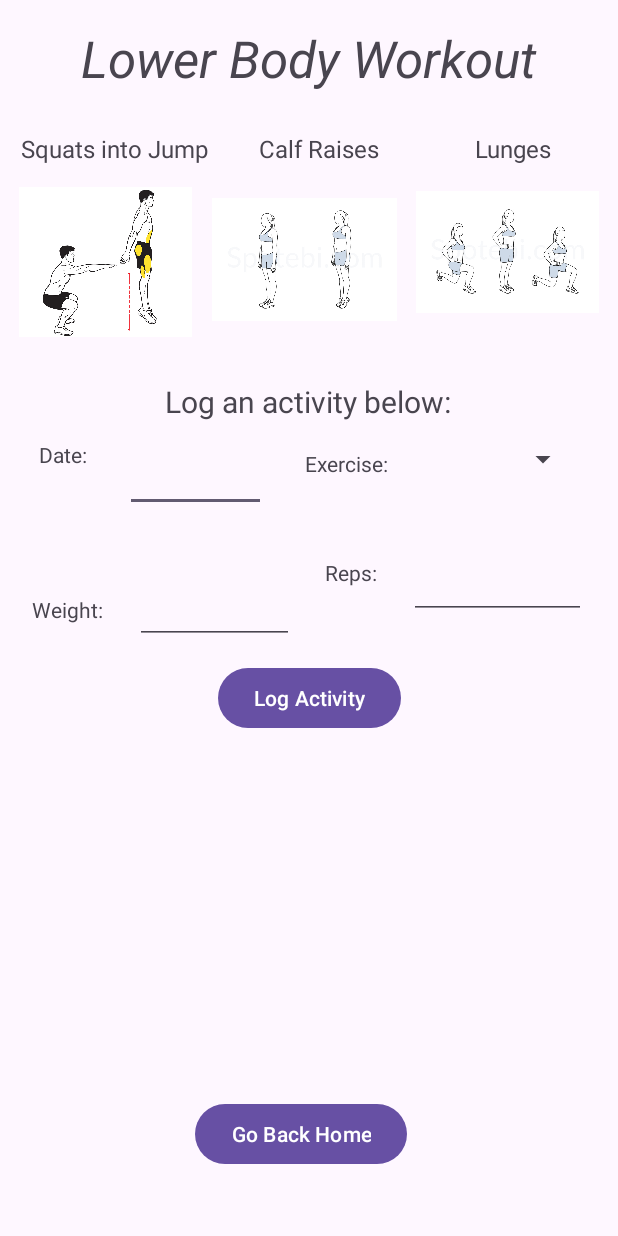
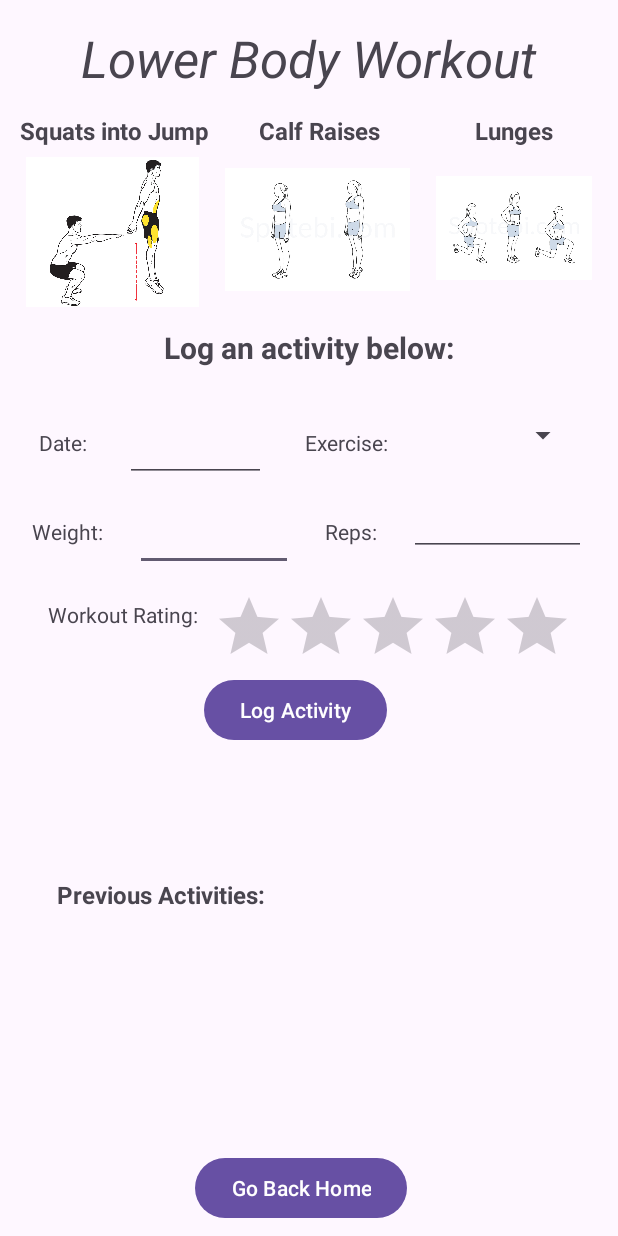
Before and after one commit to drefloyd/CIS-436-P4, an Android app: the layout fragment_lower_body.xml on its own in the app's theme, with its tools: preview values and no code run, on a phone screen of 412 x 824 dp. Run offline under Robolectric (Android 15) with nearby library versions, the phone set to English and light mode, and no system bars.

Commit message:
Finished lower body fragment with view model

```diff
--- a/app/src/main/java/com/example/cis_436_p4/LowerBodyFragment.kt
+++ b/app/src/main/java/com/example/cis_436_p4/LowerBodyFragment.kt
@@ -7,17 +7,19 @@ import android.view.View
 import android.view.ViewGroup
 import android.widget.ArrayAdapter
 import android.widget.TextView
+import androidx.lifecycle.ViewModelProvider
 import androidx.navigation.fragment.findNavController
 import com.example.cis_436_p4.databinding.FragmentLowerBodyBinding
 
 class LowerBodyFragment : Fragment() {
 
     private lateinit var binding: FragmentLowerBodyBinding
+    private lateinit var viewModel: LowerBodyViewModel
 
     override fun onCreateView(
         inflater: LayoutInflater, container: ViewGroup?,
         savedInstanceState: Bundle?
-    ): View? {
+    ): View {
         binding = FragmentLowerBodyBinding.inflate(inflater, container, false)
         val view = binding.root
 
@@ -25,6 +27,29 @@ class LowerBodyFragment : Fragment() {
         setupListeners()
 
         return view
+    }
+
+    override fun onViewCreated(view: View, savedInstanceState: Bundle?) {
+        super.onViewCreated(view, savedInstanceState)
+
+        // Initialize and observe ViewModel
+        viewModel = ViewModelProvider(requireActivity())[LowerBodyViewModel::class.java]
+        observeViewModel()
+    }
+
+    private fun observeViewModel() {
+        viewModel.loggedActivities.observe(viewLifecycleOwner) { activities ->
+            displayLoggedActivities(activities)
+        }
+    }
+
+    private fun displayLoggedActivities(activities: List<String>) {
+        binding.llLoggedActivities.removeAllViews()
+        activities.forEach { activity ->
+            val loggedActivityTextView = TextView(context)
+            loggedActivityTextView.text = activity
+            binding.llLoggedActivities.addView(loggedActivityTextView)
+        }
     }
 
     private fun setupViews() {
@@ -43,22 +68,26 @@ class LowerBodyFragment : Fragment() {
             findNavController().navigate(R.id.action_lowerBodyFragment_to_homeFragment)
         }
     }
+
     private fun logActivity() {
         val date = binding.etDate.text.toString()
         val exercise = binding.exerciseSpinner.selectedItem?.toString() ?: ""
         val weight = binding.etWeight.text.toString()
         val reps = binding.etReps.text.toString()
+        val rating = "%.1f".format(binding.rbWorkoutRating.rating)
 
-        // Create a new TextView to display the logged activity
-        val loggedActivityTextView = TextView(context)
-        loggedActivityTextView.text = "Date: $date, Exercise: $exercise, Weight: $weight, Reps: $reps"
+        if (date.isEmpty() || weight.isEmpty() || reps.isEmpty()) {
+            binding.tvErrorMessage.text = "Please complete all fields before logging an activity"
+        }else{
+            // Add logged activity to ViewModel
+            val loggedActivity = "• Date: $date,   Exercise: $exercise,   Weight: $weight,   Reps: $reps,   Rating: $rating"
+            viewModel.addLoggedActivity(loggedActivity)
 
-        // Add the TextView to the LinearLayout inside ScrollView
-        binding.llLoggedActivities.addView(loggedActivityTextView)
-
-        // Clear input fields after logging
-        binding.etDate.text.clear()
-        binding.etWeight.text.clear()
-        binding.etReps.text.clear()
+            // Clear input fields and error field after logging
+            binding.etDate.text.clear()
+            binding.etWeight.text.clear()
+            binding.etReps.text.clear()
+            binding.tvErrorMessage.text = ""
+        }
     }
 }
--- /dev/null
+++ b/app/src/main/java/com/example/cis_436_p4/LowerBodyViewModel.kt
@@ -0,0 +1,13 @@
+package com.example.cis_436_p4
+
+import androidx.lifecycle.MutableLiveData
+import androidx.lifecycle.ViewModel
+
+class LowerBodyViewModel : ViewModel() {
+    val loggedActivities = MutableLiveData<List<String>>()
+
+    fun addLoggedActivity(activity: String) {
+        val currentList = loggedActivities.value ?: emptyList()
+        loggedActivities.value = currentList + activity
+    }
+}
--- a/app/src/main/res/layout/fragment_home.xml
+++ b/app/src/main/res/layout/fragment_home.xml
@@ -108,4 +108,37 @@
         app:layout_constraintBottom_toBottomOf="parent"
         app:layout_constraintStart_toStartOf="parent" />
 
+    <View
+        android:id="@+id/divider1"
+        android:layout_width="409dp"
+        android:layout_height="1dp"
+        android:background="?android:attr/listDivider"
+        app:layout_constraintBottom_toBottomOf="parent"
+        app:layout_constraintEnd_toEndOf="parent"
+        app:layout_constraintStart_toStartOf="parent"
+        app:layout_constraintTop_toTopOf="parent"
+        app:layout_constraintVertical_bias="0.231" />
+
+    <View
+        android:id="@+id/divider2"
+        android:layout_width="409dp"
+        android:layout_height="1dp"
+        android:background="?android:attr/listDivider"
+        app:layout_constraintBottom_toBottomOf="parent"
+        app:layout_constraintEnd_toEndOf="parent"
+        app:layout_constraintStart_toStartOf="parent"
+        app:layout_constraintTop_toBottomOf="@+id/tvChooseWorkout"
+        app:layout_constraintVertical_bias="0.304" />
+
+    <View
+        android:id="@+id/divider3"
+        android:layout_width="409dp"
+        android:layout_height="1dp"
+        android:background="?android:attr/listDivider"
+        app:layout_constraintBottom_toBottomOf="parent"
+        app:layout_constraintEnd_toEndOf="parent"
+        app:layout_constraintStart_toStartOf="parent"
+        app:layout_constraintTop_toTopOf="@+id/divider2"
+        app:layout_constraintVertical_bias="0.44" />
+
 </androidx.constraintlayout.widget.ConstraintLayout>
--- a/app/src/main/res/layout/fragment_lower_body.xml
+++ b/app/src/main/res/layout/fragment_lower_body.xml
@@ -8,19 +8,6 @@
     tools:context=".LowerBodyFragment">
 
     <!-- TODO: Update blank fragment layout -->
-
-    <Button
-        android:id="@+id/btnLowerHome"
-        android:layout_width="wrap_content"
-        android:layout_height="wrap_content"
-        android:layout_marginStart="128dp"
-        android:layout_marginEnd="128dp"
-        android:layout_marginBottom="44dp"
-        android:text="Go Back Home"
-        app:layout_constraintBottom_toBottomOf="parent"
-        app:layout_constraintEnd_toEndOf="parent"
-        app:layout_constraintHorizontal_bias="0.153"
-        app:layout_constraintStart_toStartOf="parent" />
 
     <TextView
         android:id="@+id/tvLowerBodyWorkout"
@@ -34,95 +21,114 @@
         app:layout_constraintStart_toStartOf="parent"
         app:layout_constraintTop_toTopOf="parent" />
 
+    <ImageView
+        android:id="@+id/imageView5"
+        android:layout_width="123dp"
+        android:layout_height="106dp"
+        android:layout_marginTop="24dp"
+        android:src="@drawable/calf"
+        app:layout_constraintEnd_toStartOf="@+id/imageView6"
+        app:layout_constraintHorizontal_bias="0.5"
+        app:layout_constraintStart_toEndOf="@+id/imageView4"
+        app:layout_constraintTop_toTopOf="@+id/tvCalf" />
+
     <TextView
         android:id="@+id/tvCalf"
         android:layout_width="wrap_content"
         android:layout_height="wrap_content"
-        android:layout_marginTop="88dp"
+        android:layout_marginTop="76dp"
         android:layout_marginEnd="50dp"
         android:text="Calf Raises"
         android:textSize="16sp"
+        android:textStyle="bold"
         app:layout_constraintEnd_toStartOf="@+id/tvLunges"
         app:layout_constraintHorizontal_bias="0.5"
         app:layout_constraintStart_toEndOf="@+id/tvSquats"
         app:layout_constraintTop_toTopOf="parent" />
 
     <TextView
+        android:id="@+id/tvLogMessage"
+        android:layout_width="wrap_content"
+        android:layout_height="wrap_content"
+        android:layout_marginTop="12dp"
+        android:text="Log an activity below:"
+        android:textSize="20sp"
+        android:textStyle="bold"
+        app:layout_constraintEnd_toEndOf="parent"
+        app:layout_constraintStart_toStartOf="parent"
+        app:layout_constraintTop_toBottomOf="@+id/imageView5" />
+
+    <ImageView
+        android:id="@+id/imageView6"
+        android:layout_width="104dp"
+        android:layout_height="107dp"
+        android:src="@drawable/lunges"
+        app:layout_constraintEnd_toEndOf="parent"
+        app:layout_constraintHorizontal_bias="0.5"
+        app:layout_constraintStart_toEndOf="@+id/imageView5"
+        app:layout_constraintTop_toBottomOf="@+id/tvLunges" />
+
+    <TextView
+        android:id="@+id/tvSquats"
+        android:layout_width="wrap_content"
+        android:layout_height="wrap_content"
+        android:layout_marginTop="76dp"
+        android:layout_marginEnd="20dp"
+        android:text="Squats into Jump"
+        android:textSize="16sp"
+        android:textStyle="bold"
+        app:layout_constraintEnd_toStartOf="@+id/tvCalf"
+        app:layout_constraintHorizontal_bias="0.5"
+        app:layout_constraintStart_toStartOf="parent"
+        app:layout_constraintTop_toTopOf="parent" />
+
+    <TextView
         android:id="@+id/tvLunges"
         android:layout_width="wrap_content"
         android:layout_height="wrap_content"
-        android:layout_marginTop="88dp"
+        android:layout_marginTop="76dp"
         android:layout_marginEnd="30dp"
         android:text="Lunges"
         android:textSize="16sp"
+        android:textStyle="bold"
         app:layout_constraintEnd_toEndOf="parent"
         app:layout_constraintHorizontal_bias="0.5"
         app:layout_constraintStart_toEndOf="@+id/tvCalf"
         app:layout_constraintTop_toTopOf="parent" />
 
-    <TextView
-        android:id="@+id/tvSquats"
-        android:layout_width="wrap_content"
-        android:layout_height="wrap_content"
-        android:layout_marginTop="88dp"
-        android:layout_marginEnd="20dp"
-        android:text="Squats into Jump"
-        android:textSize="16sp"
-        app:layout_constraintEnd_toStartOf="@+id/tvCalf"
-        app:layout_constraintHorizontal_bias="0.5"
-        app:layout_constraintStart_toStartOf="parent"
-        app:layout_constraintTop_toTopOf="parent" />
-
-    <ImageView
-        android:id="@+id/imageView5"
-        android:layout_width="123dp"
-        android:layout_height="106dp"
-        android:layout_marginTop="32dp"
-        android:src="@drawable/calf"
-        app:layout_constraintEnd_toStartOf="@+id/imageView6"
-        app:layout_constraintHorizontal_bias="0.5"
-        app:layout_constraintStart_toEndOf="@+id/imageView4"
-        app:layout_constraintTop_toTopOf="@+id/tvCalf" />
-
     <ImageView
         android:id="@+id/imageView4"
         android:layout_width="115dp"
         android:layout_height="109dp"
-        android:layout_marginTop="32dp"
+        android:layout_marginTop="24dp"
         android:src="@drawable/squats"
         app:layout_constraintEnd_toStartOf="@+id/imageView5"
         app:layout_constraintHorizontal_bias="0.5"
         app:layout_constraintStart_toStartOf="parent"
         app:layout_constraintTop_toTopOf="@+id/tvSquats" />
 
-    <ImageView
-        android:id="@+id/imageView6"
-        android:layout_width="122dp"
-        android:layout_height="99dp"
-        android:layout_marginTop="8dp"
-        android:src="@drawable/lunges"
+    <ScrollView
+        android:id="@+id/svLoggedActivities"
+        android:layout_width="329dp"
+        android:layout_height="125dp"
+        app:layout_constraintBottom_toTopOf="@+id/btnLowerHome"
         app:layout_constraintEnd_toEndOf="parent"
-        app:layout_constraintHorizontal_bias="0.5"
-        app:layout_constraintStart_toEndOf="@+id/imageView5"
-        app:layout_constraintTop_toBottomOf="@+id/tvLunges" />
+        app:layout_constraintStart_toStartOf="parent"
+        app:layout_constraintTop_toBottomOf="@+id/btnLogActivity"
+        app:layout_constraintVertical_bias="0.84">
 
-    <EditText
-        android:id="@+id/etDate"
-        android:layout_width="94dp"
-        android:layout_height="48dp"
-        android:layout_marginTop="12dp"
-        android:ems="10"
-        android:inputType="date"
-        app:layout_constraintEnd_toStartOf="@+id/tvExercise"
-        app:layout_constraintHorizontal_bias="0.5"
-        app:layout_constraintStart_toEndOf="@+id/tvDate"
-        app:layout_constraintTop_toBottomOf="@+id/tvLogMessage" />
+        <LinearLayout
+            android:id="@+id/llLoggedActivities"
+            android:layout_width="match_parent"
+            android:layout_height="wrap_content"
+            android:orientation="vertical" />
+    </ScrollView>
 
     <TextView
         android:id="@+id/tvDate"
         android:layout_width="wrap_content"
         android:layout_height="wrap_content"
-        android:layout_marginTop="64dp"
+        android:layout_marginTop="76dp"
         android:text="Date:"
         app:layout_constraintEnd_toStartOf="@+id/etDate"
         app:layout_constraintHorizontal_bias="0.5"
@@ -130,42 +136,21 @@
         app:layout_constraintTop_toBottomOf="@+id/imageView4" />
 
     <TextView
-        android:id="@+id/tvExercise"
+        android:id="@+id/tvWorkoutRating"
         android:layout_width="wrap_content"
         android:layout_height="wrap_content"
-        android:layout_marginTop="18dp"
-        android:text="Exercise:"
-        app:layout_constraintEnd_toStartOf="@+id/exerciseSpinner"
-        app:layout_constraintHorizontal_bias="0.5"
-        app:layout_constraintStart_toEndOf="@+id/etDate"
-        app:layout_constraintTop_toBottomOf="@+id/tvLogMessage" />
-
-    <Spinner
-        android:id="@+id/exerciseSpinner"
-        android:layout_width="102dp"
-        android:layout_height="25dp"
-        android:layout_marginTop="76dp"
-        app:layout_constraintEnd_toEndOf="parent"
-        app:layout_constraintHorizontal_bias="0.5"
-        app:layout_constraintStart_toEndOf="@+id/tvExercise"
-        app:layout_constraintTop_toBottomOf="@+id/imageView6" />
-
-    <TextView
-        android:id="@+id/tvWeight"
-        android:layout_width="wrap_content"
-        android:layout_height="wrap_content"
-        android:layout_marginTop="84dp"
-        android:text="Weight:"
-        app:layout_constraintEnd_toStartOf="@+id/etWeight"
-        app:layout_constraintHorizontal_bias="0.5"
+        android:layout_marginTop="36dp"
+        android:text="Workout Rating:"
+        app:layout_constraintEnd_toStartOf="@+id/rbWorkoutRating"
+        app:layout_constraintHorizontal_bias="0.767"
         app:layout_constraintStart_toStartOf="parent"
-        app:layout_constraintTop_toBottomOf="@+id/tvDate" />
+        app:layout_constraintTop_toBottomOf="@+id/tvWeight" />
 
     <EditText
         android:id="@+id/etWeight"
-        android:layout_width="106dp"
-        android:layout_height="48dp"
-        android:layout_marginTop="40dp"
+        android:layout_width="105dp"
+        android:layout_height="51dp"
+        android:layout_marginTop="8dp"
         android:ems="10"
         android:inputType="number"
         app:layout_constraintEnd_toStartOf="@+id/tvReps"
@@ -174,22 +159,44 @@
         app:layout_constraintTop_toBottomOf="@+id/etDate" />
 
     <TextView
-        android:id="@+id/tvLogMessage"
+        android:id="@+id/tvWeight"
         android:layout_width="wrap_content"
         android:layout_height="wrap_content"
-        android:layout_marginTop="28dp"
-        android:text="Log an activity below:"
-        android:textSize="20sp"
+        android:layout_marginTop="40dp"
+        android:text="Weight:"
+        app:layout_constraintEnd_toStartOf="@+id/etWeight"
+        app:layout_constraintHorizontal_bias="0.5"
+        app:layout_constraintStart_toStartOf="parent"
+        app:layout_constraintTop_toBottomOf="@+id/tvDate" />
+
+    <TextView
+        android:id="@+id/tvExercise"
+        android:layout_width="wrap_content"
+        android:layout_height="wrap_content"
+        android:layout_marginTop="40dp"
+        android:text="Exercise:"
+        app:layout_constraintEnd_toStartOf="@+id/exerciseSpinner"
+        app:layout_constraintHorizontal_bias="0.5"
+        app:layout_constraintStart_toEndOf="@+id/etDate"
+        app:layout_constraintTop_toBottomOf="@+id/tvLogMessage" />
+
+    <EditText
+        android:id="@+id/etReps"
+        android:layout_width="118dp"
+        android:layout_height="48dp"
+        android:layout_marginTop="20dp"
+        android:ems="10"
+        android:inputType="number"
         app:layout_constraintEnd_toEndOf="parent"
-        app:layout_constraintHorizontal_bias="0.497"
-        app:layout_constraintStart_toStartOf="parent"
-        app:layout_constraintTop_toBottomOf="@+id/imageView5" />
+        app:layout_constraintHorizontal_bias="0.5"
+        app:layout_constraintStart_toEndOf="@+id/tvReps"
+        app:layout_constraintTop_toBottomOf="@+id/exerciseSpinner" />
 
     <TextView
         android:id="@+id/tvReps"
         android:layout_width="wrap_content"
         android:layout_height="wrap_content"
-        android:layout_marginTop="53dp"
+        android:layout_marginTop="40dp"
         android:text="Reps:"
         app:layout_constraintEnd_toStartOf="@+id/etReps"
         app:layout_constraintHorizontal_bias="0.5"
@@ -197,42 +204,86 @@
         app:layout_constraintTop_toBottomOf="@+id/tvExercise" />
 
     <EditText
-        android:id="@+id/etReps"
-        android:layout_width="118dp"
+        android:id="@+id/etDate"
+        android:layout_width="94dp"
         android:layout_height="48dp"
-        android:layout_marginTop="46dp"
+        android:layout_marginTop="28dp"
         android:ems="10"
-        android:inputType="number"
+        android:inputType="date"
+        app:layout_constraintEnd_toStartOf="@+id/tvExercise"
+        app:layout_constraintHorizontal_bias="0.5"
+        app:layout_constraintStart_toEndOf="@+id/tvDate"
+        app:layout_constraintTop_toBottomOf="@+id/tvLogMessage" />
+
+    <Button
+        android:id="@+id/btnLowerHome"
+        android:layout_width="wrap_content"
+        android:layout_height="wrap_content"
+        android:layout_marginStart="128dp"
+        android:layout_marginEnd="128dp"
+        android:layout_marginBottom="8dp"
+        android:text="Go Back Home"
+        app:layout_constraintBottom_toBottomOf="parent"
         app:layout_constraintEnd_toEndOf="parent"
-        app:layout_constraintHorizontal_bias="0.5"
-        app:layout_constraintStart_toEndOf="@+id/tvReps"
-        app:layout_constraintTop_toBottomOf="@+id/exerciseSpinner" />
+        app:layout_constraintHorizontal_bias="0.153"
+        app:layout_constraintStart_toStartOf="parent" />
+
+    <RatingBar
+        android:id="@+id/rbWorkoutRating"
+        android:layout_width="238dp"
+        android:layout_height="46dp"
+        android:layout_marginTop="5dp"
+        android:layout_marginEnd="32dp"
+        app:layout_constraintBottom_toBottomOf="parent"
+        app:layout_constraintEnd_toEndOf="parent"
+        app:layout_constraintTop_toBottomOf="@+id/etReps"
+        app:layout_constraintVertical_bias="0.044" />
 
     <Button
         android:id="@+id/btnLogActivity"
         android:layout_width="wrap_content"
         android:layout_height="wrap_content"
-        android:layout_marginTop="160dp"
+        android:layout_marginTop="204dp"
         android:text="Log Activity"
         app:layout_constraintEnd_toEndOf="parent"
+        app:layout_constraintHorizontal_bias="0.468"
         app:layout_constraintStart_toStartOf="parent"
         app:layout_constraintTop_toBottomOf="@+id/tvLogMessage" />
 
-    <ScrollView
-        android:id="@+id/svLoggedActivities"
-        android:layout_width="345dp"
-        android:layout_height="135dp"
-        android:layout_marginBottom="1dp"
-        app:layout_constraintBottom_toTopOf="@+id/btnLowerHome"
+    <Spinner
+        android:id="@+id/exerciseSpinner"
+        android:layout_width="102dp"
+        android:layout_height="25dp"
+        android:layout_marginTop="72dp"
         app:layout_constraintEnd_toEndOf="parent"
+        app:layout_constraintHorizontal_bias="0.5"
+        app:layout_constraintStart_toEndOf="@+id/tvExercise"
+        app:layout_constraintTop_toBottomOf="@+id/imageView6" />
+
+    <TextView
+        android:id="@+id/tvPrevActivitiesHeader"
+        android:layout_width="wrap_content"
+        android:layout_height="wrap_content"
+        android:layout_marginBottom="12dp"
+        android:text="Previous Activities:"
+        android:textSize="16sp"
+        android:textStyle="bold"
+        app:layout_constraintBottom_toTopOf="@+id/svLoggedActivities"
+        app:layout_constraintEnd_toEndOf="parent"
+        app:layout_constraintHorizontal_bias="0.14"
+        app:layout_constraintStart_toStartOf="parent" />
+
+    <TextView
+        android:id="@+id/tvErrorMessage"
+        android:layout_width="358dp"
+        android:layout_height="20dp"
+        android:layout_marginTop="5dp"
+        android:textAlignment="center"
+        android:textColor="#FF0000"
+        android:textStyle="bold"
+        app:layout_constraintEnd_toEndOf="parent"
+        app:layout_constraintHorizontal_bias="0.49"
         app:layout_constraintStart_toStartOf="parent"
-        app:layout_constraintTop_toBottomOf="@+id/btnLogActivity">
-
-        <LinearLayout
-            android:id="@+id/llLoggedActivities"
-            android:layout_width="match_parent"
-            android:layout_height="wrap_content"
-            android:orientation="vertical" />
-    </ScrollView>
+        app:layout_constraintTop_toBottomOf="@+id/tvLogMessage" />
 
 </androidx.constraintlayout.widget.ConstraintLayout>
```
